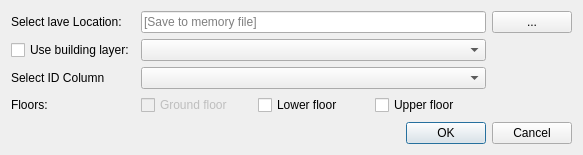
Before: the Qt Designer form CreateNew_LU_dialog_base.ui in spacesyntax/UrbanDataInputTool, drawn with Qt 5.
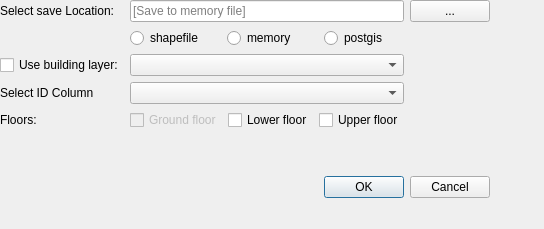
After: the same form once the commit is applied.

Diff of the .ui file:
```diff
--- a/CreateNew_LU_dialog_base.ui
+++ b/CreateNew_LU_dialog_base.ui
@@ -6,8 +6,8 @@
    <rect>
     <x>0</x>
     <y>0</y>
-    <width>583</width>
-    <height>155</height>
+    <width>544</width>
+    <height>229</height>
    </rect>
   </property>
   <property name="sizePolicy">
@@ -25,26 +25,25 @@
   <property name="maximumSize">
    <size>
     <width>16777215</width>
-    <height>155</height>
+    <height>250</height>
    </size>
   </property>
   <property name="windowTitle">
    <string>Create new land use layer</string>
   </property>
-  <layout class="QFormLayout" name="formLayout">
-   <item row="0" column="0" colspan="2">
+  <widget class="QWidget" name="">
     <layout class="QGridLayout" name="gridLayout">
-     <item row="4" column="1" colspan="2">
+    <item row="5" column="1" colspan="2">
       <widget class="QComboBox" name="selectIDbuildingCombo"/>
      </item>
-     <item row="5" column="0">
+    <item row="6" column="0">
       <widget class="QLabel" name="label">
        <property name="text">
         <string>Floors: </string>
        </property>
       </widget>
      </item>
-     <item row="6" column="2">
+    <item row="7" column="2">
       <spacer name="verticalSpacer_2">
        <property name="orientation">
         <enum>Qt::Vertical</enum>
@@ -57,7 +56,7 @@
        </property>
       </spacer>
      </item>
-     <item row="7" column="2">
+    <item row="8" column="2">
       <widget class="QPushButton" name="pushButtonLUNewFileDLG">
        <property name="sizePolicy">
         <sizepolicy hsizetype="Maximum" vsizetype="Fixed">
@@ -79,11 +78,11 @@
         </sizepolicy>
        </property>
        <property name="text">
-        <string>Select lave Location:</string>
+       <string>Select save Location:</string>
        </property>
       </widget>
      </item>
-     <item row="5" column="1" colspan="2">
+    <item row="6" column="1" colspan="2">
       <layout class="QHBoxLayout" name="horizontalLayout">
        <item>
         <widget class="QCheckBox" name="LUincGFcheckBox">
@@ -124,14 +123,14 @@
        </property>
       </widget>
      </item>
-     <item row="3" column="0">
+    <item row="4" column="0">
       <widget class="QCheckBox" name="createNewLUFileCheckBox">
        <property name="text">
         <string>Use building layer:</string>
        </property>
       </widget>
      </item>
-     <item row="7" column="3">
+    <item row="8" column="3">
       <widget class="QPushButton" name="closePopUpLUButton">
        <property name="sizePolicy">
         <sizepolicy hsizetype="Maximum" vsizetype="Fixed">
@@ -151,19 +150,43 @@
        </property>
       </widget>
      </item>
-     <item row="3" column="1" colspan="2">
+    <item row="4" column="1" colspan="2">
       <widget class="QComboBox" name="selectbuildingCombo"/>
      </item>
-     <item row="4" column="0">
+    <item row="5" column="0">
       <widget class="QLabel" name="label_2">
        <property name="text">
         <string>Select ID Column</string>
        </property>
       </widget>
      </item>
+    <item row="3" column="2">
+     <widget class="QRadioButton" name="lu_postgis_radioButton">
+      <property name="text">
+       <string>postgis</string>
+      </property>
+     </widget>
+    </item>
+    <item row="3" column="1">
+     <layout class="QHBoxLayout" name="horizontalLayout_2">
+      <item>
+       <widget class="QRadioButton" name="lu_shp_radioButton">
+        <property name="text">
+         <string>shapefile</string>
+        </property>
+       </widget>
+      </item>
+      <item>
+       <widget class="QRadioButton" name="lu_memory_radioButton">
+        <property name="text">
+         <string>memory</string>
+        </property>
+       </widget>
+      </item>
     </layout>
    </item>
   </layout>
+  </widget>
  </widget>
  <resources/>
  <connections/>
```
Lines whose indentation alone changed are shown as unchanged.
